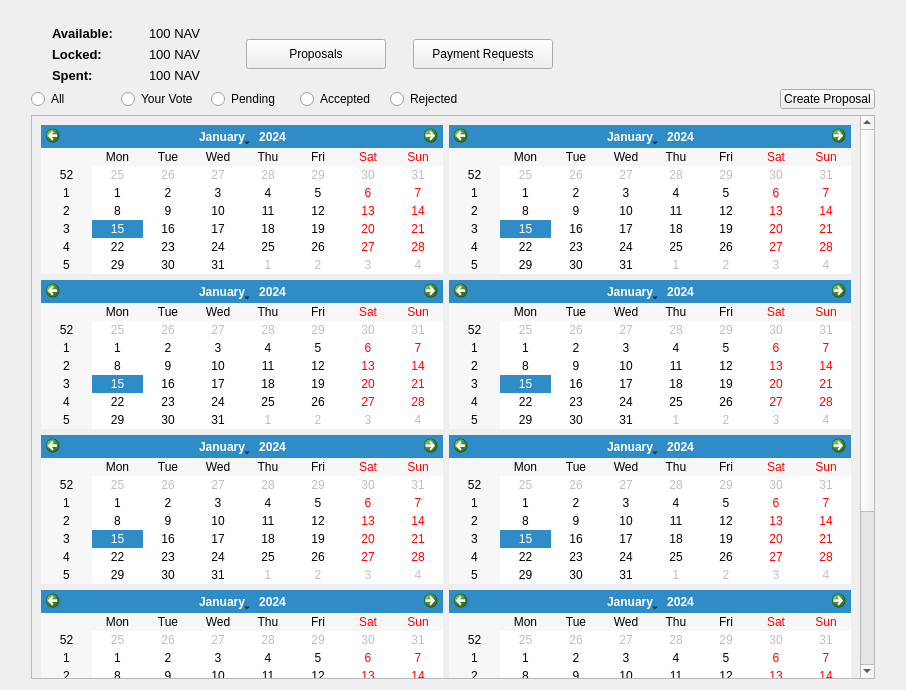
First picture: the form in src/qt/communityfundpage.ui, repository navcoin/navcoin-core, before the edit.
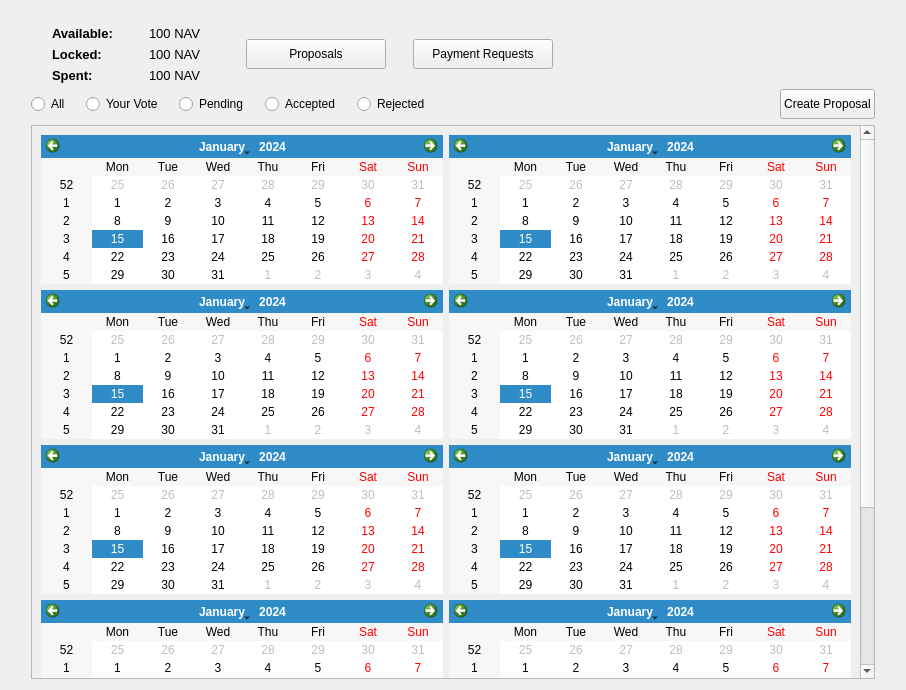
Second picture: the form after the edit.

Commit message: Fixed filters location when resizing + create payment button readable

The edit to the form file:
```diff
--- a/src/qt/communityfundpage.ui
+++ b/src/qt/communityfundpage.ui
@@ -245,6 +245,22 @@
            </property>
           </widget>
          </item>
+         <item>
+          <spacer name="horizontalSpacer_8">
+           <property name="orientation">
+            <enum>Qt::Horizontal</enum>
+           </property>
+           <property name="sizeType">
+            <enum>QSizePolicy::Fixed</enum>
+           </property>
+           <property name="sizeHint" stdset="0">
+            <size>
+             <width>10</width>
+             <height>20</height>
+            </size>
+           </property>
+          </spacer>
+         </item>
          <item>
           <widget class="QRadioButton" name="radioButtonYourVote">
            <property name="maximumSize">
@@ -264,6 +280,22 @@
            </property>
           </widget>
          </item>
+         <item>
+          <spacer name="horizontalSpacer_7">
+           <property name="orientation">
+            <enum>Qt::Horizontal</enum>
+           </property>
+           <property name="sizeType">
+            <enum>QSizePolicy::Fixed</enum>
+           </property>
+           <property name="sizeHint" stdset="0">
+            <size>
+             <width>10</width>
+             <height>20</height>
+            </size>
+           </property>
+          </spacer>
+         </item>
          <item>
           <widget class="QRadioButton" name="radioButtonPending">
            <property name="maximumSize">
@@ -283,6 +315,22 @@
            </property>
           </widget>
          </item>
+         <item>
+          <spacer name="horizontalSpacer_6">
+           <property name="orientation">
+            <enum>Qt::Horizontal</enum>
+           </property>
+           <property name="sizeType">
+            <enum>QSizePolicy::Fixed</enum>
+           </property>
+           <property name="sizeHint" stdset="0">
+            <size>
+             <width>10</width>
+             <height>20</height>
+            </size>
+           </property>
+          </spacer>
+         </item>
          <item>
           <widget class="QRadioButton" name="radioButtonAccepted">
            <property name="maximumSize">
@@ -302,6 +350,22 @@
            </property>
           </widget>
          </item>
+         <item>
+          <spacer name="horizontalSpacer_5">
+           <property name="orientation">
+            <enum>Qt::Horizontal</enum>
+           </property>
+           <property name="sizeType">
+            <enum>QSizePolicy::Fixed</enum>
+           </property>
+           <property name="sizeHint" stdset="0">
+            <size>
+             <width>10</width>
+             <height>20</height>
+            </size>
+           </property>
+          </spacer>
+         </item>
          <item>
           <widget class="QRadioButton" name="radioButtonRejected">
            <property name="maximumSize">
@@ -327,7 +391,7 @@
             <enum>Qt::Horizontal</enum>
            </property>
            <property name="sizeType">
-            <enum>QSizePolicy::Maximum</enum>
+            <enum>QSizePolicy::Expanding</enum>
            </property>
            <property name="sizeHint" stdset="0">
             <size>
@@ -339,10 +403,16 @@
          </item>
          <item>
           <widget class="QPushButton" name="pushButtonCreateProposal">
+           <property name="minimumSize">
+            <size>
+             <width>0</width>
+             <height>30</height>
+            </size>
+           </property>
            <property name="maximumSize">
             <size>
              <width>16777215</width>
-             <height>20</height>
+             <height>30</height>
             </size>
            </property>
            <property name="text">
@@ -362,7 +432,7 @@
            <rect>
             <x>0</x>
             <y>0</y>
-            <width>816</width>
+            <width>832</width>
             <height>822</height>
            </rect>
           </property>
```
